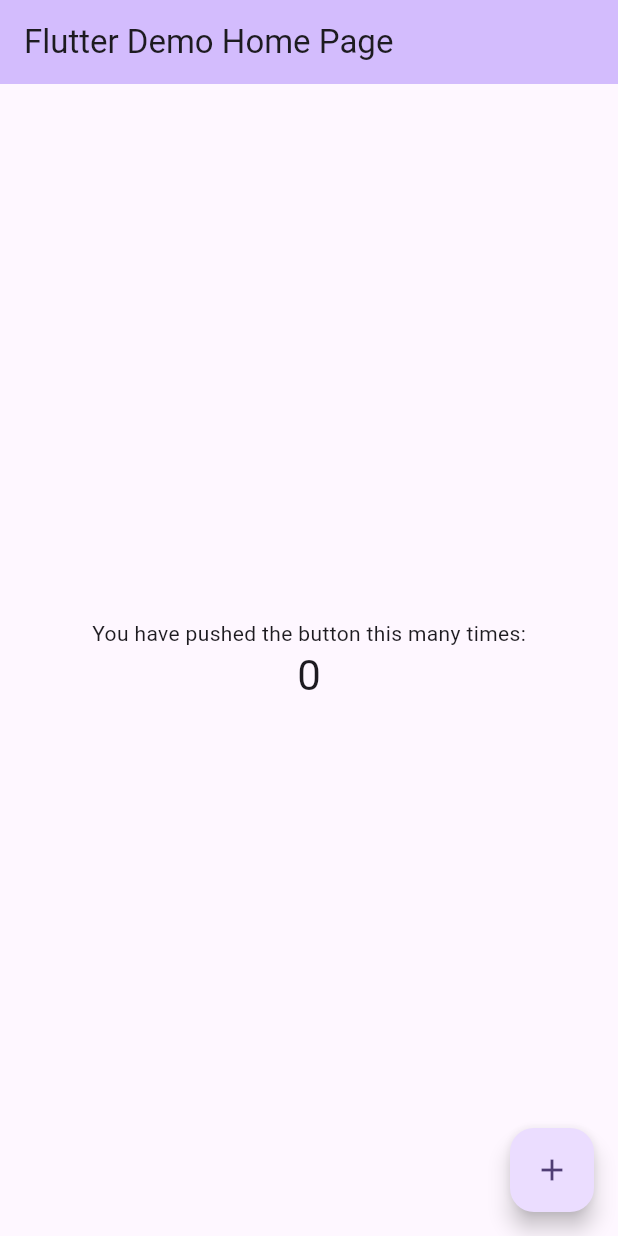
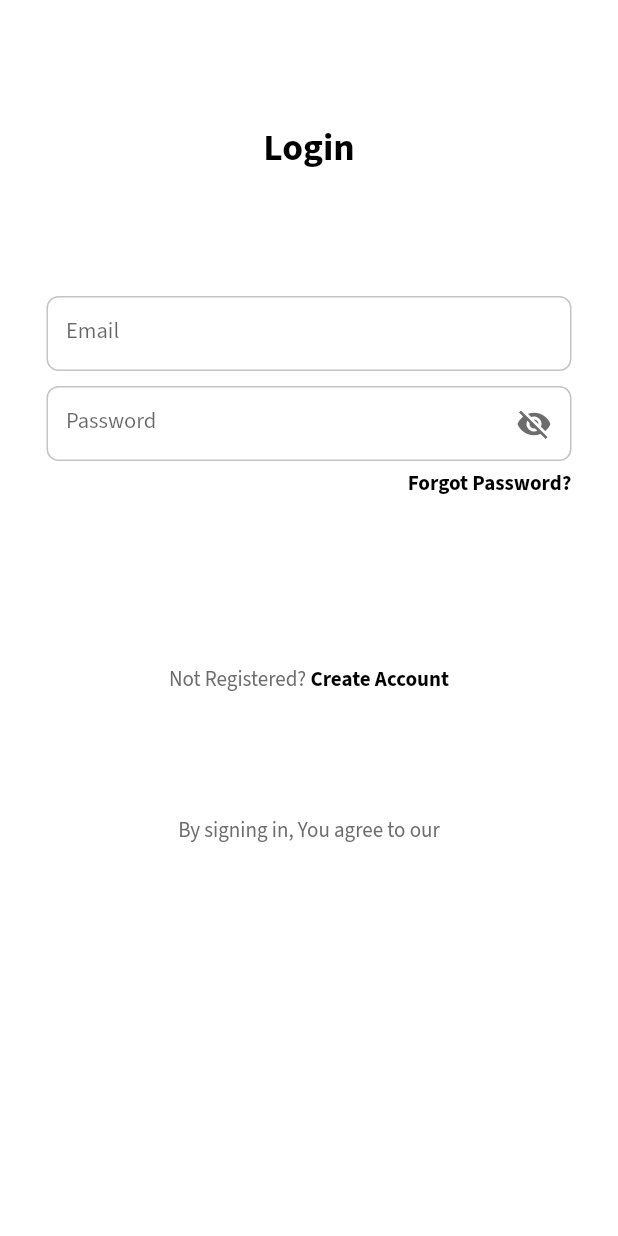
Before and after one commit to irfanelahidev69/digital-health-app, a Flutter app: the screen it shows after launch, on a phone screen of 412 x 824 dp. Run offline on Flutter 3.47's test engine with Material 3 defaults, Android fonts, the phone set to English and light mode, and no system bars; our stand-ins replace firebase_core, google_fonts; accounts and stored records are empty.

Commit message:
created login screen and data validators

```diff
--- /dev/null
+++ b/lib/core/utilities/strings.dart
@@ -0,0 +1,27 @@
+class Strings {
+  static String login = "Login";
+  static String userDoesNotExist = "This user doesn't exist";
+  static String pleaseEnterAValidPassword = "Please enter a valid password";
+  static String passwordNotMatch = "Password does not match";
+  static String password = "Password";
+  static String confirmPassword = "Confirm Password";
+  static String somethingWentWrong = "Something Went Wrong!";
+  static String pleaseEnterAValidAccount = "Please enter a valid account";
+  static String pleaseEnterAValidEmail = "Please enter a valid email";
+  static String pleaseEnterAValidNumber = "Please enter a valid number";
+  static String pleaseEnterAValidName = "Please enter a valid name";
+  static String bySigningIn = "By signing in, You agree to our";
+  static String error = "Error";
+  static String back = "Back";
+  static String email = "Email";
+  static String firstName = "First Name";
+  static String lastName = "Last Name";
+  static String signUp = "Sign Up";
+  static String invalidConfirmPassword = "Confirm Password is invalid";
+  static String confirmPasswordNotMatch = "Password does not match";
+  static String createAccount = " Create Account";
+  static String success = "Success";
+  static String notRegistered = "Not Registered?";
+  static String forgotPassword = "Forgot Password";
+
+}
--- /dev/null
+++ b/lib/core/utilities/validators.dart
@@ -0,0 +1,24 @@
+mixin Validators {
+  bool validateEmail(String email) {
+    return RegExp(r"^[a-zA-Z0-9.!#$%&'*+/=?^_`{|}~-]+@[a-zA-Z0-9-]+\.[a-zA-Z]{2,}$").hasMatch(email);
+  }
+
+  bool validateName(String name) {
+    if (name.length < 3 || name.isEmpty) {
+      return false;
+    }
+    return true;
+  }
+
+  bool validatePassword(String password) {
+    if (password.length < 6 || password.isEmpty) {
+      return false;
+    }
+    return true;
+  }
+
+  bool validateConfirmPassword(String password, String confirmPassword) {
+    return password == confirmPassword;
+  }
+
+}
--- /dev/null
+++ b/lib/features/auth/pages/login_screen.dart
@@ -0,0 +1,168 @@
+import 'package:digital_health_app/core/extensions/context.dart';
+import 'package:flutter/cupertino.dart';
+import 'package:flutter/foundation.dart';
+import 'package:flutter/material.dart';
+
+import '../../../core/component/custom_form_text_field.dart';
+import '../../../core/utilities/colors.dart';
+import '../../../core/utilities/strings.dart';
+import '../../../core/utilities/validators.dart';
+
+class LoginScreen extends StatefulWidget {
+  const LoginScreen({
+    Key? key,
+  }) : super(key: key);
+
+  @override
+  State<LoginScreen> createState() => _LoginScreenState();
+}
+
+class _LoginScreenState extends State<LoginScreen> with Validators {
+  final GlobalKey<FormState> _formKey = GlobalKey<FormState>();
+  final double height = 0;
+  bool isVisible = true;
+  final TextEditingController _emailController = TextEditingController();
+  final TextEditingController _passwordController = TextEditingController();
+
+  @override
+  void initState() {
+    init();
+    super.initState();
+  }
+
+  @override
+  Widget build(BuildContext context) {
+    return SafeArea(
+      child: Scaffold(
+        backgroundColor: Colors.white,
+        body: NotificationListener<OverscrollIndicatorNotification>(
+          onNotification: (overscroll) {
+            overscroll.disallowIndicator();
+            return true;
+          },
+          child: SingleChildScrollView(
+            child: Container(
+              height: context.height - context.height * 0.15 - kBottomNavigationBarHeight,
+              padding: const EdgeInsets.symmetric(horizontal: 31),
+              child: Column(
+                mainAxisAlignment: MainAxisAlignment.spaceEvenly,
+                crossAxisAlignment: CrossAxisAlignment.center,
+                children: [
+                  FittedBox(
+                    child: Text(
+                      Strings.login,
+                      style: context.headlineMedium.copyWith(fontWeight: FontWeight.w700, fontSize: 25.0),
+                      textAlign: TextAlign.center,
+                    ),
+                  ),
+                  Form(
+                    key: _formKey,
+                    child: SizedBox(
+                      child: Column(
+                        children: [
+                          CustomTextFormField(
+                            hintText: Strings.email,
+                            textEditingController: _emailController,
+                            errorText: Strings.pleaseEnterAValidEmail,
+                            textFieldValidator: (value) {
+                              if (!validateEmail(
+                                _emailController.text.trim(),
+                              )) {
+                                return '';
+                              }
+                              return null;
+                            },
+                          ),
+                          const SizedBox(
+                            height: 10,
+                          ),
+                          CustomTextFormField(
+                            hintText: Strings.password,
+                            obscureText: isVisible,
+                            textEditingController: _passwordController,
+                            errorText: Strings.pleaseEnterAValidPassword,
+                            textFieldValidator: (value) {
+                              if (!validatePassword(
+                                _passwordController.text.trim(),
+                              )) {
+                                return '';
+                              }
+
+                              return null;
+                            },
+                            suffixIcon: InkWell(
+                              onTap: () {
+                                setState(() {
+                                  isVisible = !isVisible;
+                                });
+                              },
+                              child: Icon(
+                                isVisible ? Icons.visibility_off : Icons.visibility,
+                                color: AppColors.kTextLightGreyColor,
+                              ),
+                            ),
+                          ),
+                          Padding(
+                            padding: const EdgeInsets.only(bottom: 30, top: 5),
+                            child: Row(
+                              mainAxisAlignment: MainAxisAlignment.end,
+                              children: [
+                                InkWell(
+                                  onTap: () {
+
+                                  },
+                                  child: Text(
+                                    "${Strings.forgotPassword}?",
+                                    style: const TextStyle(fontWeight: FontWeight.bold),
+                                  ),
+                                ),
+                              ],
+                            ),
+                          ),
+                        ],
+                      ),
+                    ),
+                  ),
+
+                  Row(
+                    mainAxisAlignment: MainAxisAlignment.center,
+                    children: [
+                      Text(
+                        Strings.notRegistered,
+                        style: context.bodyMedium.copyWith(color: AppColors.kTextLightGreyColor),
+                      ),
+                      InkWell(
+                        onTap: () {
+
+                        },
+                        child: Text(
+                          Strings.createAccount,
+                          style: context.bodyMedium.copyWith(fontWeight: FontWeight.bold),
+                        ),
+                      ),
+                    ],
+                  ),
+                  SizedBox(
+                    child: Column(
+                      children: [
+                        Text(
+                          Strings.bySigningIn,
+                          style: context.bodyMedium.copyWith(color: AppColors.kTextLightGreyColor),
+                        ),
+                        // const CustomWidget(),
+                      ],
+                    ),
+                  ),
+                ],
+              ),
+            ),
+          ),
+        ),
+      ),
+    );
+  }
+
+  init()  {
+
+  }
+}
--- a/lib/main.dart
+++ b/lib/main.dart
@@ -1,3 +1,5 @@
+import 'package:digital_health_app/core/app_theme/app_theme.dart';
+import 'package:digital_health_app/features/auth/pages/login_screen.dart';
 import 'package:flutter/material.dart';
 
 void main() {
@@ -7,119 +9,12 @@ void main() {
 class MyApp extends StatelessWidget {
   const MyApp({super.key});
 
-  // This widget is the root of your application.
   @override
   Widget build(BuildContext context) {
     return MaterialApp(
-      title: 'Flutter Demo',
-      theme: ThemeData(
-        // This is the theme of your application.
-        //
-        // TRY THIS: Try running your application with "flutter run". You'll see
-        // the application has a purple toolbar. Then, without quitting the app,
-        // try changing the seedColor in the colorScheme below to Colors.green
-        // and then invoke "hot reload" (save your changes or press the "hot
-        // reload" button in a Flutter-supported IDE, or press "r" if you used
-        // the command line to start the app).
-        //
-        // Notice that the counter didn't reset back to zero; the application
-        // state is not lost during the reload. To reset the state, use hot
-        // restart instead.
-        //
-        // This works for code too, not just values: Most code changes can be
-        // tested with just a hot reload.
-        colorScheme: ColorScheme.fromSeed(seedColor: Colors.deepPurple),
-        useMaterial3: true,
-      ),
-      home: const MyHomePage(title: 'Flutter Demo Home Page'),
+      title: 'Digital Health App',
+      theme: AppTheme().lightTheme,
+      home: const LoginScreen(),
     );
   }
 }
-
-class MyHomePage extends StatefulWidget {
-  const MyHomePage({super.key, required this.title});
-
-  // This widget is the home page of your application. It is stateful, meaning
-  // that it has a State object (defined below) that contains fields that affect
-  // how it looks.
-
-  // This class is the configuration for the state. It holds the values (in this
-  // case the title) provided by the parent (in this case the App widget) and
-  // used by the build method of the State. Fields in a Widget subclass are
-  // always marked "final".
-
-  final String title;
-
-  @override
-  State<MyHomePage> createState() => _MyHomePageState();
-}
-
-class _MyHomePageState extends State<MyHomePage> {
-  int _counter = 0;
-
-  void _incrementCounter() {
-    setState(() {
-      // This call to setState tells the Flutter framework that something has
-      // changed in this State, which causes it to rerun the build method below
-      // so that the display can reflect the updated values. If we changed
-      // _counter without calling setState(), then the build method would not be
-      // called again, and so nothing would appear to happen.
-      _counter++;
-    });
-  }
-
-  @override
-  Widget build(BuildContext context) {
-    // This method is rerun every time setState is called, for instance as done
-    // by the _incrementCounter method above.
-    //
-    // The Flutter framework has been optimized to make rerunning build methods
-    // fast, so that you can just rebuild anything that needs updating rather
-    // than having to individually change instances of widgets.
-    return Scaffold(
-      appBar: AppBar(
-        // TRY THIS: Try changing the color here to a specific color (to
-        // Colors.amber, perhaps?) and trigger a hot reload to see the AppBar
-        // change color while the other colors stay the same.
-        backgroundColor: Theme.of(context).colorScheme.inversePrimary,
-        // Here we take the value from the MyHomePage object that was created by
-        // the App.build method, and use it to set our appbar title.
-        title: Text(widget.title),
-      ),
-      body: Center(
-        // Center is a layout widget. It takes a single child and positions it
-        // in the middle of the parent.
-        child: Column(
-          // Column is also a layout widget. It takes a list of children and
-          // arranges them vertically. By default, it sizes itself to fit its
-          // children horizontally, and tries to be as tall as its parent.
-          //
-          // Column has various properties to control how it sizes itself and
-          // how it positions its children. Here we use mainAxisAlignment to
-          // center the children vertically; the main axis here is the vertical
-          // axis because Columns are vertical (the cross axis would be
-          // horizontal).
-          //
-          // TRY THIS: Invoke "debug painting" (choose the "Toggle Debug Paint"
-          // action in the IDE, or press "p" in the console), to see the
-          // wireframe for each widget.
-          mainAxisAlignment: MainAxisAlignment.center,
-          children: <Widget>[
-            const Text(
-              'You have pushed the button this many times:',
-            ),
-            Text(
-              '$_counter',
-              style: Theme.of(context).textTheme.headlineMedium,
-            ),
-          ],
-        ),
-      ),
-      floatingActionButton: FloatingActionButton(
-        onPressed: _incrementCounter,
-        tooltip: 'Increment',
-        child: const Icon(Icons.add),
-      ), // This trailing comma makes auto-formatting nicer for build methods.
-    );
-  }
-}
```
